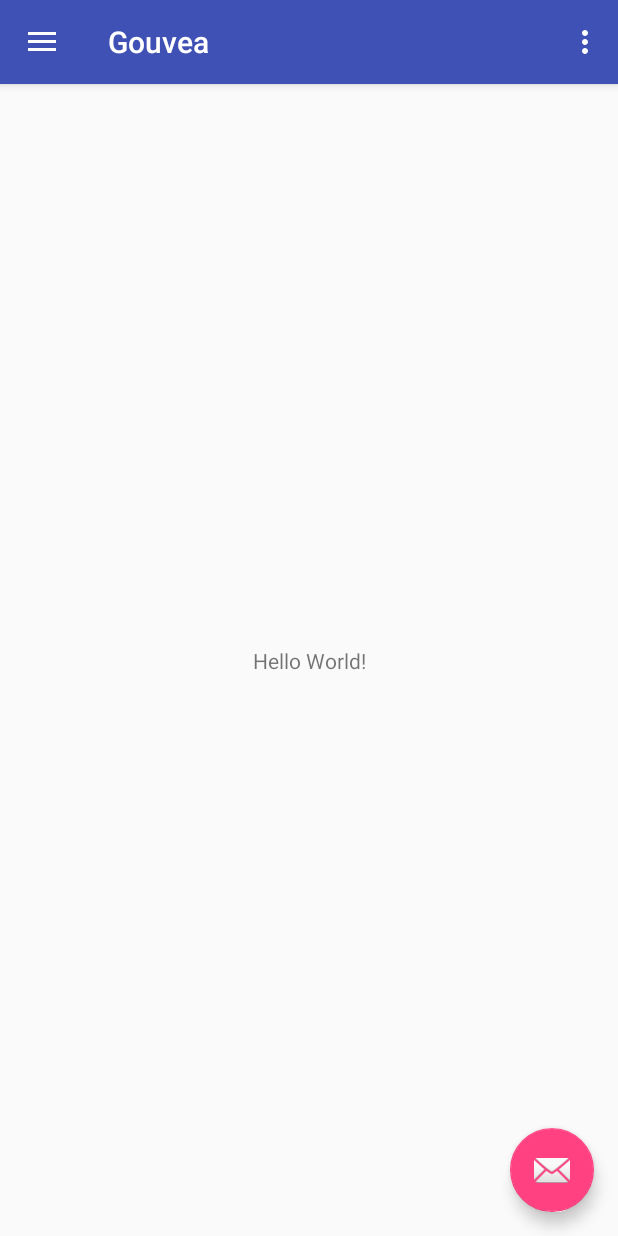
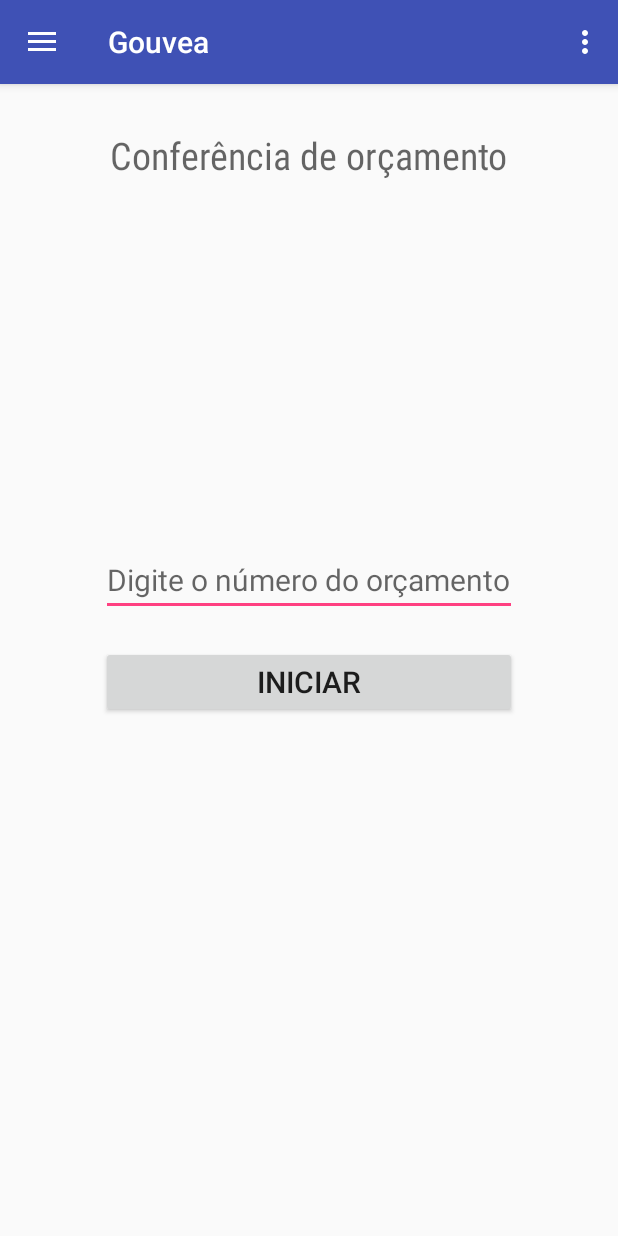
Before and after one commit to luisgouvea/GouveaApp, an Android app: the screen it shows after launch (MainActivity), on a phone screen of 412 x 824 dp. Run offline under Robolectric (Android 15) with nearby library versions, the phone set to English and light mode, and no system bars.

Commit message:
vcxx  xc vx

```diff
--- a/app/src/main/AndroidManifest.xml
+++ b/app/src/main/AndroidManifest.xml
@@ -1,6 +1,9 @@
 <?xml version="1.0" encoding="utf-8"?>
 <manifest xmlns:android="http://schemas.android.com/apk/res/android"
     package="com.gouvealtda.gouvea">
+
+    <uses-permission android:name="android.permission.ACCESS_NETWORK_STATE" />
+    <uses-permission android:name="android.permission.INTERNET" />
 
     <application
         android:allowBackup="true"
--- /dev/null
+++ b/app/src/main/java/com/gouvealtda/gouvea/BaseActivity.java
@@ -0,0 +1,75 @@
+package com.gouvealtda.gouvea;
+
+import android.app.Activity;
+import android.content.Context;
+import android.support.v7.app.AppCompatActivity;
+import android.util.Log;
+import android.view.View;
+import android.widget.RelativeLayout;
+
+import com.gouvealtda.gouvea.util.LibraryUtil;
+
+public class BaseActivity extends AppCompatActivity {
+
+    private Activity mActivity;
+    private Context mContext;
+
+    //Loader custom
+    private RelativeLayout relativeLayoutLoaderCustom;
+    private View rootViewContent;
+    //Loader custom
+
+
+    public void initialInterfaceActivity() {
+        initialActivity();
+    }
+
+    public void initialActivity() {
+        mActivity = this;
+        mContext = this;
+    }
+
+    public Activity getActivity() {
+        return mActivity;
+    }
+
+    public Context getContext() {
+        return mContext;
+    }
+
+    public void setInterfacesFindView() {
+    }
+
+    public void setHandlerInterface() {
+    }
+
+
+    public void initialLoaderCustomUtil(View rootViewContent, RelativeLayout relativeLayoutLoaderCustom) {
+        this.rootViewContent = rootViewContent;
+        this.relativeLayoutLoaderCustom = relativeLayoutLoaderCustom;
+    }
+
+    public void startLoaderCustom() {
+        if (relativeLayoutLoaderCustom != null && rootViewContent != null) {
+            if (relativeLayoutLoaderCustom.getVisibility() == View.GONE) {
+                relativeLayoutLoaderCustom.setVisibility(View.VISIBLE);
+                LibraryUtil.enableDisableView(rootViewContent, false);
+            }
+        } else {
+            Log.i("LOADER_CUSTOM", "Chamar o metodo: initialLoaderCustomUtil()");
+        }
+    }
+
+    public void stopLoaderCustom(Boolean success) {
+        if (relativeLayoutLoaderCustom != null && rootViewContent != null) {
+            if (relativeLayoutLoaderCustom.getVisibility() == View.VISIBLE) {
+                if (!success) {
+                    LibraryUtil.enableDisableView(rootViewContent, true);
+                }
+                relativeLayoutLoaderCustom.setVisibility(View.GONE);
+            }
+        } else {
+            Log.i("LOADER_CUSTOM", "Chamar o metodo: initialLoaderCustomUtil()");
+        }
+    }
+}
--- a/app/src/main/java/com/gouvealtda/gouvea/MainActivity.java
+++ b/app/src/main/java/com/gouvealtda/gouvea/MainActivity.java
@@ -1,20 +1,22 @@
 package com.gouvealtda.gouvea;
 
 import android.os.Bundle;
-import android.support.design.widget.FloatingActionButton;
-import android.support.design.widget.Snackbar;
 import android.view.View;
 import android.support.design.widget.NavigationView;
 import android.support.v4.view.GravityCompat;
 import android.support.v4.widget.DrawerLayout;
 import android.support.v7.app.ActionBarDrawerToggle;
-import android.support.v7.app.AppCompatActivity;
 import android.support.v7.widget.Toolbar;
 import android.view.Menu;
 import android.view.MenuItem;
+import android.widget.Button;
+import android.widget.EditText;
 
-public class MainActivity extends AppCompatActivity
-        implements NavigationView.OnNavigationItemSelectedListener {
+public class MainActivity extends BaseActivity
+        implements NavigationView.OnNavigationItemSelectedListener, View.OnClickListener {
+
+    private Button buttonBeginCheckOrder;
+    private EditText editTextNumerOrder;
 
     @Override
     protected void onCreate(Bundle savedInstanceState) {
@@ -22,15 +24,6 @@ public class MainActivity extends AppCompatActivity
         setContentView(R.layout.activity_main);
         Toolbar toolbar = (Toolbar) findViewById(R.id.toolbar);
         setSupportActionBar(toolbar);
-
-        FloatingActionButton fab = (FloatingActionButton) findViewById(R.id.fab);
-        fab.setOnClickListener(new View.OnClickListener() {
-            @Override
-            public void onClick(View view) {
-                Snackbar.make(view, "Replace with your own action", Snackbar.LENGTH_LONG)
-                        .setAction("Action", null).show();
-            }
-        });
 
         DrawerLayout drawer = (DrawerLayout) findViewById(R.id.drawer_layout);
         ActionBarDrawerToggle toggle = new ActionBarDrawerToggle(
@@ -40,6 +33,37 @@ public class MainActivity extends AppCompatActivity
 
         NavigationView navigationView = (NavigationView) findViewById(R.id.nav_view);
         navigationView.setNavigationItemSelectedListener(this);
+    }
+
+    @Override
+    public void onStart() {
+        super.onStart();
+        this.initialInterfaceActivity();
+    }
+
+    @Override
+    protected void onStop() {
+        super.onStop();
+        stopLoaderCustom(false);
+    }
+
+    @Override
+    public void initialInterfaceActivity() {
+        super.initialInterfaceActivity();
+        this.setInterfacesFindView();
+        this.setHandlerInterface();
+        //super.initialLoaderCustomUtil(constraintLayoutAddChargeActivity, relativeLayoutLoaderCustom);
+    }
+
+    @Override
+    public void setInterfacesFindView() {
+        buttonBeginCheckOrder = findViewById(R.id.btnBeginCheckOrder);
+        editTextNumerOrder = findViewById(R.id.editTextNumerOrder);
+    }
+
+    @Override
+    public void setHandlerInterface() {
+        buttonBeginCheckOrder.setOnClickListener(this);
     }
 
     @Override
@@ -80,17 +104,9 @@ public class MainActivity extends AppCompatActivity
         // Handle navigation view item clicks here.
         int id = item.getItemId();
 
-        if (id == R.id.nav_camera) {
+        if (id == R.id.nav_check_order) {
             // Handle the camera action
-        } else if (id == R.id.nav_gallery) {
-
-        } else if (id == R.id.nav_slideshow) {
-
-        } else if (id == R.id.nav_manage) {
-
-        } else if (id == R.id.nav_share) {
-
-        } else if (id == R.id.nav_send) {
+        } else if (id == R.id.nav_separate_order) {
 
         }
 
@@ -98,4 +114,13 @@ public class MainActivity extends AppCompatActivity
         drawer.closeDrawer(GravityCompat.START);
         return true;
     }
+
+    @Override
+    public void onClick(View v) {
+        int id = v.getId();
+        if (id == R.id.btnBeginCheckOrder) {
+            //nova tela
+        }
+
+    }
 }
--- a/app/src/main/res/layout/app_bar_main.xml
+++ b/app/src/main/res/layout/app_bar_main.xml
@@ -22,12 +22,4 @@
 
     <include layout="@layout/content_main" />
 
-    <android.support.design.widget.FloatingActionButton
-        android:id="@+id/fab"
-        android:layout_width="wrap_content"
-        android:layout_height="wrap_content"
-        android:layout_gravity="bottom|end"
-        android:layout_margin="@dimen/fab_margin"
-        app:srcCompat="@android:drawable/ic_dialog_email" />
-
 </android.support.design.widget.CoordinatorLayout>
--- a/app/src/main/res/layout/content_main.xml
+++ b/app/src/main/res/layout/content_main.xml
@@ -1,20 +1,65 @@
 <?xml version="1.0" encoding="utf-8"?>
-<android.support.constraint.ConstraintLayout xmlns:android="http://schemas.android.com/apk/res/android"
+<LinearLayout xmlns:android="http://schemas.android.com/apk/res/android"
     xmlns:app="http://schemas.android.com/apk/res-auto"
     xmlns:tools="http://schemas.android.com/tools"
     android:layout_width="match_parent"
     android:layout_height="match_parent"
+    android:orientation="vertical"
     app:layout_behavior="@string/appbar_scrolling_view_behavior"
     tools:context=".MainActivity"
     tools:showIn="@layout/app_bar_main">
 
-    <TextView
-        android:layout_width="wrap_content"
-        android:layout_height="wrap_content"
-        android:text="Hello World!"
-        app:layout_constraintBottom_toBottomOf="parent"
-        app:layout_constraintLeft_toLeftOf="parent"
-        app:layout_constraintRight_toRightOf="parent"
-        app:layout_constraintTop_toTopOf="parent" />
+    <LinearLayout
+        android:layout_width="match_parent"
+        android:layout_height="match_parent"
+        android:orientation="vertical"
+        android:gravity="center"
+        android:weightSum="1.0">
 
-</android.support.constraint.ConstraintLayout>
+        <LinearLayout
+            android:layout_width="wrap_content"
+            android:layout_height="0dp"
+            android:layout_weight="0.40"
+            android:orientation="vertical">
+
+            <TextView
+                android:id="@+id/titleCheckOrder"
+                android:layout_width="wrap_content"
+                android:layout_height="wrap_content"
+                android:textSize="25sp"
+                android:textColor="#800080"
+                android:fontFamily="sans-serif-condensed"
+                android:layout_marginTop="30dp"
+                android:hint="Conferência de orçamento" />
+
+
+        </LinearLayout>
+
+        <LinearLayout
+            android:layout_width="wrap_content"
+            android:layout_height="0dp"
+            android:layout_weight="0.60"
+            android:orientation="vertical">
+
+            <EditText
+                android:id="@+id/editTextNumerOrder"
+                android:layout_width="wrap_content"
+                android:layout_height="wrap_content"
+                android:textSize="20sp"
+                android:hint="Digite o número do orçamento"
+                android:digits="1234567890"/>
+
+            <Button
+                android:id="@+id/btnBeginCheckOrder"
+                android:layout_width="match_parent"
+                android:layout_height="wrap_content"
+                android:layout_marginTop="20dp"
+                android:textSize="20sp"
+                android:text="INICIAR" />
+
+        </LinearLayout>
+
+    </LinearLayout>
+
+
+</LinearLayout>
--- a/app/src/main/res/menu/activity_main_drawer.xml
+++ b/app/src/main/res/menu/activity_main_drawer.xml
@@ -5,34 +5,13 @@
 
     <group android:checkableBehavior="single">
         <item
-            android:id="@+id/nav_camera"
-            android:icon="@drawable/ic_menu_camera"
-            android:title="Import" />
+            android:id="@+id/nav_check_order"
+            android:icon="@drawable/ic_menu_slideshow"
+            android:title="Conferir orçamento" />
         <item
-            android:id="@+id/nav_gallery"
-            android:icon="@drawable/ic_menu_gallery"
-            android:title="Gallery" />
-        <item
-            android:id="@+id/nav_slideshow"
-            android:icon="@drawable/ic_menu_slideshow"
-            android:title="Slideshow" />
-        <item
-            android:id="@+id/nav_manage"
+            android:id="@+id/nav_separate_order"
             android:icon="@drawable/ic_menu_manage"
-            android:title="Tools" />
+            android:title="Separar pedidos" />
     </group>
 
-    <item android:title="Communicate">
-        <menu>
-            <item
-                android:id="@+id/nav_share"
-                android:icon="@drawable/ic_menu_share"
-                android:title="Share" />
-            <item
-                android:id="@+id/nav_send"
-                android:icon="@drawable/ic_menu_send"
-                android:title="Send" />
-        </menu>
-    </item>
-
 </menu>
--- a/app/src/main/res/values/colors.xml
+++ b/app/src/main/res/values/colors.xml
@@ -3,4 +3,5 @@
     <color name="colorPrimary">#3F51B5</color>
     <color name="colorPrimaryDark">#303F9F</color>
     <color name="colorAccent">#FF4081</color>
+    <color name="colorVeado">#800080</color>
 </resources>
```
Also changed, not shown: app/src/main/java/com/gouvealtda/gouvea/util/LibraryUtil.java (added, +30 -0 lines).
